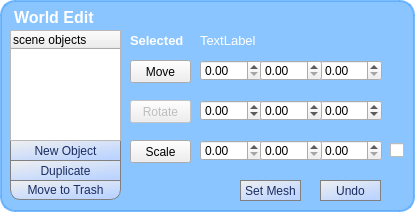
Before: the Qt Designer form bin/pymodules/editgui/editobject.ui in realXtend/tundra, drawn with Qt 5.
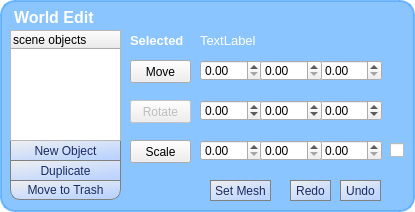
After: the same form once the commit is applied.

Commit message: - Redo packet sending to WorldStream. - Redo functionality to World Edit (OpenSim doesn't handle these...). - Deselection logic changed in World Edit (esc deselects) - Shortcuts for World Edit (alt+m == move, alt+s == scale, alt+r == rotate (commented out for now) and esc == deselect)

Diff of the .ui file:
```diff
--- a/bin/pymodules/editgui/editobject.ui
+++ b/bin/pymodules/editgui/editobject.ui
@@ -309,7 +309,7 @@
      <widget class="QPushButton" name="setMesh">
       <property name="geometry">
        <rect>
-        <x>240</x>
+        <x>210</x>
         <y>180</y>
         <width>61</width>
         <height>21</height>
@@ -434,9 +434,9 @@
      <widget class="QPushButton" name="undo">
       <property name="geometry">
        <rect>
-        <x>320</x>
+        <x>340</x>
         <y>180</y>
-        <width>61</width>
+        <width>41</width>
         <height>21</height>
        </rect>
       </property>
@@ -448,6 +448,23 @@
        <string>Undo</string>
       </property>
      </widget>
+     <widget class="QPushButton" name="redo">
+      <property name="geometry">
+       <rect>
+        <x>290</x>
+        <y>180</y>
+        <width>41</width>
+        <height>21</height>
+       </rect>
+      </property>
+      <property name="styleSheet">
+       <string>border-radius: 0px;
+border: 1px solid grey;</string>
+      </property>
+      <property name="text">
+       <string>Redo</string>
+      </property>
+     </widget>
     </widget>
    </item>
   </layout>
```
The commit also changes 5 other files.
